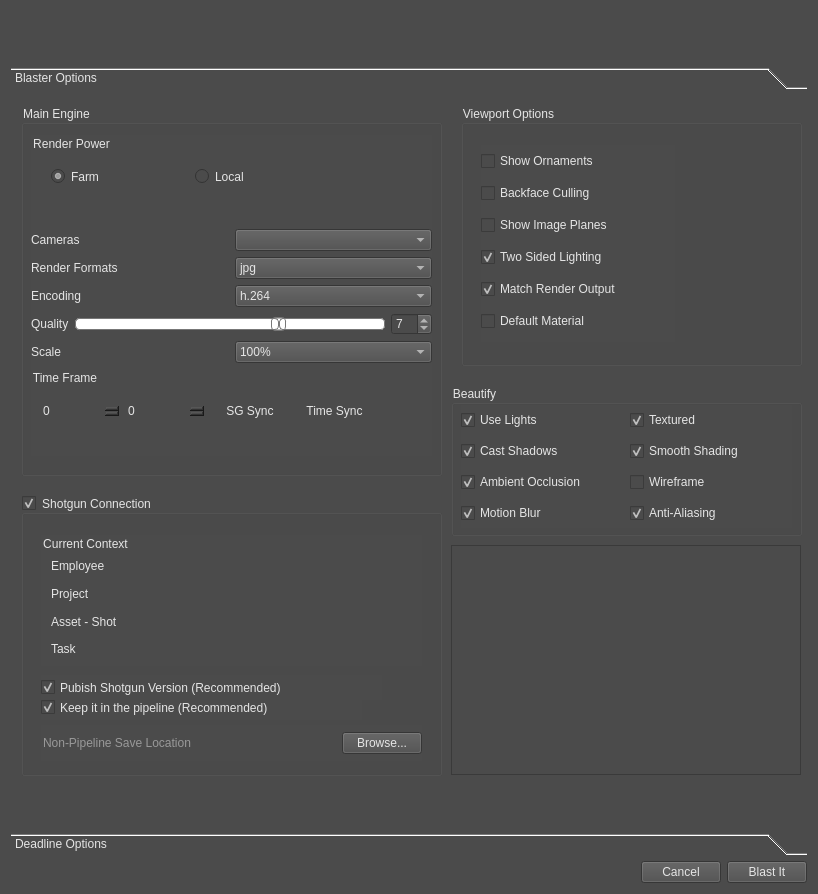
The window that v0.0.2/python/blaster/ui/blaster_ui.ui (SleepDeprivedVFX/tk-blaster) describes before a commit, drawn with Qt 5.
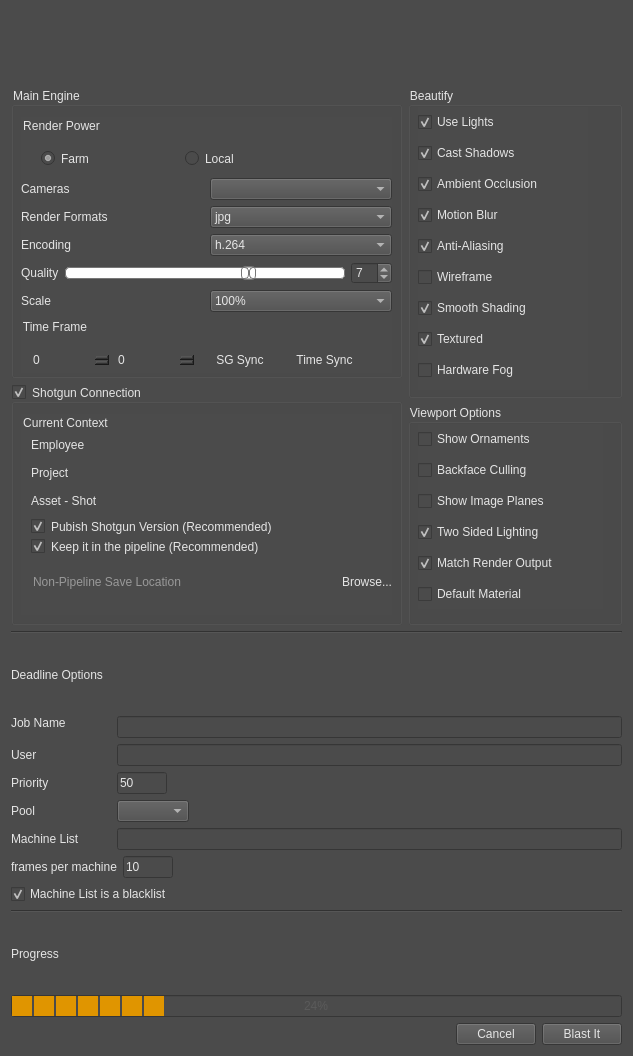
The same window after the commit. Icons and pictures are not drawn.

Commit message: Reworked UI a bit.  Added progress bar and began the Deadline integration process.

The edit to the form file:
```diff
--- a/v0.0.2/python/blaster/ui/blaster_ui.ui
+++ b/v0.0.2/python/blaster/ui/blaster_ui.ui
@@ -6,16 +6,10 @@
    <rect>
     <x>0</x>
     <y>0</y>
-    <width>818</width>
-    <height>894</height>
+    <width>633</width>
+    <height>1056</height>
    </rect>
   </property>
-  <property name="minimumSize">
-   <size>
-    <width>604</width>
-    <height>0</height>
-   </size>
-  </property>
   <property name="windowTitle">
    <string>Form</string>
   </property>
@@ -23,20 +17,20 @@
    <string notr="true">background-color: rgb(75, 75, 75);
 color: rgb(229, 229, 229);</string>
   </property>
-  <layout class="QVBoxLayout" name="verticalLayout_8">
+  <layout class="QVBoxLayout" name="verticalLayout_9">
    <item>
     <layout class="QHBoxLayout" name="horizontalLayout_9">
      <item alignment="Qt::AlignLeft">
       <widget class="QLabel" name="Logo">
        <property name="minimumSize">
         <size>
-         <width>100</width>
-         <height>50</height>
+         <width>125</width>
+         <height>60</height>
         </size>
        </property>
        <property name="maximumSize">
         <size>
-         <width>100</width>
+         <width>150</width>
          <height>16777215</height>
         </size>
        </property>
@@ -68,430 +62,15 @@
     </layout>
    </item>
    <item>
-    <widget class="QToolBox" name="Blaster_Options_Pages">
-     <property name="minimumSize">
-      <size>
-       <width>0</width>
-       <height>651</height>
-      </size>
-     </property>
-     <property name="styleSheet">
-      <string notr="true">background-color: rgb(75, 75, 75);
-color: rgb(229, 229, 229);</string>
-     </property>
-     <property name="currentIndex">
-      <number>0</number>
-     </property>
-     <widget class="QWidget" name="playblast">
-      <property name="geometry">
-       <rect>
-        <x>0</x>
-        <y>0</y>
-        <width>792</width>
-        <height>690</height>
-       </rect>
-      </property>
-      <attribute name="label">
-       <string>Blaster Options</string>
-      </attribute>
-      <widget class="QGroupBox" name="viewport_group">
-       <property name="geometry">
-        <rect>
-         <x>450</x>
-         <y>10</y>
-         <width>341</width>
-         <height>261</height>
-        </rect>
-       </property>
-       <property name="minimumSize">
-        <size>
-         <width>231</width>
-         <height>261</height>
-        </size>
-       </property>
-       <property name="title">
-        <string>Viewport Options</string>
-       </property>
-       <widget class="QWidget" name="layoutWidget">
-        <property name="geometry">
-         <rect>
-          <x>20</x>
-          <y>40</y>
-          <width>194</width>
-          <height>197</height>
-         </rect>
-        </property>
-        <layout class="QVBoxLayout" name="verticalLayout">
+    <layout class="QHBoxLayout" name="horizontalLayout_11">
          <item>
-          <widget class="QCheckBox" name="show_ornaments">
-           <property name="toolTip">
-            <string>&lt;html&gt;&lt;head/&gt;&lt;body&gt;&lt;p&gt;Window Ornaments include heads-up displays, like poly count, or focal length, frame borders like the film gate, title safe/action safe.&lt;/p&gt;&lt;/body&gt;&lt;/html&gt;</string>
-           </property>
-           <property name="styleSheet">
-            <string notr="true"/>
-           </property>
-           <property name="text">
-            <string>Show Ornaments</string>
-           </property>
-          </widget>
-         </item>
+      <layout class="QVBoxLayout" name="verticalLayout_8">
          <item>
-          <widget class="QCheckBox" name="backface_culling">
-           <property name="styleSheet">
-            <string notr="true"/>
-           </property>
-           <property name="text">
-            <string>Backface Culling</string>
-           </property>
-          </widget>
-         </item>
-         <item>
-          <widget class="QCheckBox" name="image_planes">
-           <property name="styleSheet">
-            <string notr="true"/>
-           </property>
-           <property name="text">
-            <string>Show Image Planes</string>
-           </property>
-          </widget>
-         </item>
-         <item>
-          <widget class="QCheckBox" name="two_sided_lighting">
-           <property name="styleSheet">
-            <string notr="true"/>
-           </property>
-           <property name="text">
-            <string>Two Sided Lighting</string>
-           </property>
-           <property name="checked">
-            <bool>true</bool>
-           </property>
-          </widget>
-         </item>
-         <item>
-          <widget class="QCheckBox" name="match_render_output">
-           <property name="text">
-            <string>Match Render Output</string>
-           </property>
-           <property name="checked">
-            <bool>true</bool>
-           </property>
-          </widget>
-         </item>
-         <item>
-          <widget class="QCheckBox" name="default_material">
-           <property name="text">
-            <string>Default Material</string>
-           </property>
-          </widget>
-         </item>
-        </layout>
-       </widget>
-      </widget>
-      <widget class="QGroupBox" name="shotgun_connection">
-       <property name="geometry">
-        <rect>
-         <x>10</x>
-         <y>400</y>
-         <width>421</width>
-         <height>281</height>
-        </rect>
-       </property>
-       <property name="minimumSize">
-        <size>
-         <width>421</width>
-         <height>281</height>
-        </size>
-       </property>
-       <property name="title">
-        <string>Shotgun Connection</string>
-       </property>
-       <property name="checkable">
-        <bool>true</bool>
-       </property>
-       <widget class="QGroupBox" name="current_context_grp">
-        <property name="geometry">
-         <rect>
-          <x>20</x>
-          <y>40</y>
-          <width>381</width>
-          <height>131</height>
-         </rect>
-        </property>
-        <property name="minimumSize">
-         <size>
-          <width>381</width>
-          <height>131</height>
-         </size>
-        </property>
-        <property name="styleSheet">
-         <string notr="true">border: none;
-background-color: rgb(75, 75, 75);
-color: rgb(229, 229, 229);</string>
-        </property>
-        <property name="title">
-         <string>Current Context</string>
-        </property>
-        <widget class="QWidget" name="layoutWidget">
-         <property name="geometry">
-          <rect>
-           <x>10</x>
-           <y>20</y>
-           <width>351</width>
-           <height>105</height>
-          </rect>
-         </property>
-         <layout class="QVBoxLayout" name="verticalLayout_6">
-          <item>
-           <widget class="QLabel" name="employee_label">
-            <property name="text">
-             <string>Employee</string>
-            </property>
-           </widget>
-          </item>
-          <item>
-           <widget class="QLabel" name="project_label">
-            <property name="text">
-             <string>Project</string>
-            </property>
-           </widget>
-          </item>
-          <item>
-           <widget class="QLabel" name="asset_shot_label">
-            <property name="text">
-             <string>Asset - Shot</string>
-            </property>
-           </widget>
-          </item>
-          <item>
-           <widget class="QLabel" name="task_label">
-            <property name="text">
-             <string>Task</string>
-            </property>
-           </widget>
-          </item>
-         </layout>
-        </widget>
-       </widget>
-       <widget class="QCheckBox" name="publish_sg_version">
-        <property name="geometry">
-         <rect>
-          <x>20</x>
-          <y>180</y>
-          <width>341</width>
-          <height>25</height>
-         </rect>
-        </property>
-        <property name="toolTip">
-         <string>&lt;html&gt;&lt;head/&gt;&lt;body&gt;&lt;p&gt;Publish to Shotgun will automatically create a version for the specific asset, shot or task.&lt;/p&gt;&lt;/body&gt;&lt;/html&gt;</string>
-        </property>
-        <property name="styleSheet">
-         <string notr="true">background-color: rgb(75, 75, 75);
-color: rgb(229, 229, 229);</string>
-        </property>
-        <property name="text">
-         <string>Pubish Shotgun Version (Recommended)</string>
-        </property>
-        <property name="checked">
-         <bool>true</bool>
-        </property>
-       </widget>
-       <widget class="QCheckBox" name="keep_in_pipeline">
-        <property name="geometry">
-         <rect>
-          <x>20</x>
-          <y>200</y>
-          <width>321</width>
-          <height>25</height>
-         </rect>
-        </property>
-        <property name="toolTip">
-         <string>&lt;html&gt;&lt;head/&gt;&lt;body&gt;&lt;p&gt;Keep it in the pipeline is the recommended setting, because it will automatically put the playblast in the correct shot folder on the server, based on Shotgun's configuration.  Turning this feature off will require that you choose a folder to render the playblast to.&lt;/p&gt;&lt;/body&gt;&lt;/html&gt;</string>
-        </property>
-        <property name="styleSheet">
-         <string notr="true">background-color: rgb(75, 75, 75);
-color: rgb(229, 229, 229);</string>
-        </property>
-        <property name="text">
-         <string>Keep it in the pipeline (Recommended)</string>
-        </property>
-        <property name="checked">
-         <bool>true</bool>
-        </property>
-       </widget>
-       <widget class="QWidget" name="layoutWidget">
-        <property name="geometry">
-         <rect>
-          <x>20</x>
-          <y>230</y>
-          <width>381</width>
-          <height>36</height>
-         </rect>
-        </property>
-        <layout class="QHBoxLayout" name="horizontalLayout_7">
-         <item>
-          <widget class="QLineEdit" name="browse">
-           <property name="toolTip">
-            <string>Where to save the playblast if it's not going to the correct folder on the server</string>
-           </property>
-           <property name="styleSheet">
-            <string notr="true">QLineEdit { color: rgb(229, 229, 229); border: none }
-</string>
-           </property>
-           <property name="placeholderText">
-            <string>Non-Pipeline Save Location</string>
-           </property>
-          </widget>
-         </item>
-         <item>
-          <widget class="QPushButton" name="browse_btn">
-           <property name="text">
-            <string>Browse...</string>
-           </property>
-          </widget>
-         </item>
-        </layout>
-       </widget>
-      </widget>
-      <widget class="QGroupBox" name="beautify_grp">
-       <property name="geometry">
-        <rect>
-         <x>440</x>
-         <y>290</y>
-         <width>351</width>
-         <height>151</height>
-        </rect>
-       </property>
-       <property name="minimumSize">
-        <size>
-         <width>351</width>
-         <height>151</height>
-        </size>
-       </property>
-       <property name="toolTip">
-        <string>&lt;html&gt;&lt;head/&gt;&lt;body&gt;&lt;p&gt;Enable Viewport beautifications like Motion Blur, AO, lights or others.&lt;/p&gt;&lt;/body&gt;&lt;/html&gt;</string>
-       </property>
-       <property name="styleSheet">
-        <string notr="true">background-color: rgb(75, 75, 75);
-color: rgb(229, 229, 229);</string>
-       </property>
-       <property name="title">
-        <string>Beautify</string>
-       </property>
-       <widget class="QWidget" name="layoutWidget">
-        <property name="geometry">
-         <rect>
-          <x>10</x>
-          <y>20</y>
-          <width>331</width>
-          <height>123</height>
-         </rect>
-        </property>
-        <layout class="QHBoxLayout" name="horizontalLayout_6">
-         <item>
-          <layout class="QVBoxLayout" name="verticalLayout_4">
-           <item>
-            <widget class="QCheckBox" name="use_lights">
-             <property name="text">
-              <string>Use Lights</string>
-             </property>
-             <property name="checked">
-              <bool>true</bool>
-             </property>
-            </widget>
-           </item>
-           <item>
-            <widget class="QCheckBox" name="cast_shadows">
-             <property name="text">
-              <string>Cast Shadows</string>
-             </property>
-             <property name="checked">
-              <bool>true</bool>
-             </property>
-            </widget>
-           </item>
-           <item>
-            <widget class="QCheckBox" name="ambient_occlusion">
-             <property name="text">
-              <string>Ambient Occlusion</string>
-             </property>
-             <property name="checked">
-              <bool>true</bool>
-             </property>
-            </widget>
-           </item>
-           <item>
-            <widget class="QCheckBox" name="motion_blur">
-             <property name="text">
-              <string>Motion Blur</string>
-             </property>
-             <property name="checked">
-              <bool>true</bool>
-             </property>
-            </widget>
-           </item>
-          </layout>
-         </item>
-         <item>
-          <layout class="QVBoxLayout" name="verticalLayout_5">
-           <item>
-            <widget class="QCheckBox" name="textured">
-             <property name="toolTip">
-              <string>&lt;html&gt;&lt;head/&gt;&lt;body&gt;&lt;p&gt;When checked, Hardware texturing is turned on and Default Material is turned off.  If unchecked, Default Material will be set, but Hardware Texturing will be left in whatever state it currently is in.&lt;/p&gt;&lt;/body&gt;&lt;/html&gt;</string>
-             </property>
-             <property name="text">
-              <string>Textured</string>
-             </property>
-             <property name="checked">
-              <bool>true</bool>
-             </property>
-            </widget>
-           </item>
-           <item>
-            <widget class="QCheckBox" name="smooth_shading">
-             <property name="text">
-              <string>Smooth Shading</string>
-             </property>
-             <property name="checked">
-              <bool>true</bool>
-             </property>
-            </widget>
-           </item>
-           <item>
-            <widget class="QCheckBox" name="wireframe">
-             <property name="text">
-              <string>Wireframe</string>
-             </property>
-            </widget>
-           </item>
-           <item>
-            <widget class="QCheckBox" name="anti_aliasing">
-             <property name="text">
-              <string>Anti-Aliasing</string>
-             </property>
-             <property name="checked">
-              <bool>true</bool>
-             </property>
-            </widget>
-           </item>
-          </layout>
-         </item>
-        </layout>
-       </widget>
-      </widget>
       <widget class="QGroupBox" name="main_engine_grp">
-       <property name="geometry">
-        <rect>
-         <x>10</x>
-         <y>10</y>
-         <width>421</width>
-         <height>371</height>
-        </rect>
-       </property>
        <property name="minimumSize">
         <size>
-         <width>421</width>
-         <height>371</height>
+           <width>371</width>
+           <height>291</height>
         </size>
        </property>
        <property name="title">
@@ -502,13 +81,19 @@
          <rect>
           <x>10</x>
           <y>30</y>
-          <width>401</width>
-          <height>321</height>
+            <width>371</width>
+            <height>256</height>
          </rect>
         </property>
         <layout class="QVBoxLayout" name="verticalLayout_3">
          <item>
           <widget class="QGroupBox" name="render_power">
+             <property name="minimumSize">
+              <size>
+               <width>0</width>
+               <height>50</height>
+              </size>
+             </property>
            <property name="toolTip">
             <string>&lt;html&gt;&lt;head/&gt;&lt;body&gt;&lt;p&gt;Render Power decides whether your playblast will be done locally (which will slow down your machine), or on the farm, which (in cases of long playblast times) will speed up your playblast time considerably.&lt;/p&gt;&lt;/body&gt;&lt;/html&gt;</string>
            </property>
@@ -940,40 +525,408 @@
         </layout>
        </widget>
       </widget>
-      <widget class="QGraphicsView" name="preview">
+       </item>
+       <item>
+        <widget class="QGroupBox" name="shotgun_connection">
+         <property name="minimumSize">
+          <size>
+           <width>391</width>
+           <height>241</height>
+          </size>
+         </property>
+         <property name="title">
+          <string>Shotgun Connection</string>
+         </property>
+         <property name="checkable">
+          <bool>true</bool>
+         </property>
+         <widget class="QGroupBox" name="current_context_grp">
        <property name="geometry">
         <rect>
-         <x>440</x>
-         <y>450</y>
-         <width>350</width>
-         <height>230</height>
-        </rect>
-       </property>
-      </widget>
-     </widget>
-     <widget class="QWidget" name="deadline">
+            <x>10</x>
+            <y>30</y>
+            <width>371</width>
+            <height>201</height>
+           </rect>
+          </property>
+          <property name="minimumSize">
+           <size>
+            <width>351</width>
+            <height>181</height>
+           </size>
+          </property>
+          <property name="styleSheet">
+           <string notr="true">border: none;
+background-color: rgb(75, 75, 75);
+color: rgb(229, 229, 229);</string>
+          </property>
+          <property name="title">
+           <string>Current Context</string>
+          </property>
+          <widget class="QWidget" name="layoutWidget">
+           <property name="geometry">
+            <rect>
+             <x>10</x>
+             <y>20</y>
+             <width>361</width>
+             <height>105</height>
+            </rect>
+           </property>
+           <layout class="QVBoxLayout" name="verticalLayout_6">
+            <item>
+             <widget class="QLabel" name="employee_label">
+              <property name="text">
+               <string>Employee</string>
+              </property>
+             </widget>
+            </item>
+            <item>
+             <widget class="QLabel" name="project_label">
+              <property name="text">
+               <string>Project</string>
+              </property>
+             </widget>
+            </item>
+            <item>
+             <widget class="QLabel" name="asset_shot_label">
+              <property name="text">
+               <string>Asset - Shot</string>
+              </property>
+             </widget>
+            </item>
+            <item>
+             <widget class="QLabel" name="task_label">
+              <property name="text">
+               <string>Task</string>
+              </property>
+             </widget>
+            </item>
+           </layout>
+          </widget>
+          <widget class="QCheckBox" name="publish_sg_version">
       <property name="geometry">
        <rect>
-        <x>0</x>
-        <y>0</y>
-        <width>100</width>
-        <height>30</height>
-       </rect>
-      </property>
-      <attribute name="label">
-       <string>Deadline Options</string>
-      </attribute>
+             <x>10</x>
+             <y>100</y>
+             <width>341</width>
+             <height>25</height>
+            </rect>
+           </property>
+           <property name="toolTip">
+            <string>&lt;html&gt;&lt;head/&gt;&lt;body&gt;&lt;p&gt;Publish to Shotgun will automatically create a version for the specific asset, shot or task.&lt;/p&gt;&lt;/body&gt;&lt;/html&gt;</string>
+           </property>
+           <property name="styleSheet">
+            <string notr="true">background-color: rgb(75, 75, 75);
+color: rgb(229, 229, 229);</string>
+           </property>
+           <property name="text">
+            <string>Pubish Shotgun Version (Recommended)</string>
+           </property>
+           <property name="checked">
+            <bool>true</bool>
+           </property>
+          </widget>
+          <widget class="QCheckBox" name="keep_in_pipeline">
+           <property name="geometry">
+            <rect>
+             <x>10</x>
+             <y>120</y>
+             <width>341</width>
+             <height>25</height>
+            </rect>
+           </property>
+           <property name="toolTip">
+            <string>&lt;html&gt;&lt;head/&gt;&lt;body&gt;&lt;p&gt;Keep it in the pipeline is the recommended setting, because it will automatically put the playblast in the correct shot folder on the server, based on Shotgun's configuration.  Turning this feature off will require that you choose a folder to render the playblast to.&lt;/p&gt;&lt;/body&gt;&lt;/html&gt;</string>
+           </property>
+           <property name="styleSheet">
+            <string notr="true">background-color: rgb(75, 75, 75);
+color: rgb(229, 229, 229);</string>
+           </property>
+           <property name="text">
+            <string>Keep it in the pipeline (Recommended)</string>
+           </property>
+           <property name="checked">
+            <bool>true</bool>
+           </property>
+          </widget>
       <widget class="QWidget" name="layoutWidget">
        <property name="geometry">
         <rect>
          <x>10</x>
-         <y>15</y>
-         <width>541</width>
-         <height>366</height>
-        </rect>
-       </property>
+             <y>150</y>
+             <width>361</width>
+             <height>36</height>
+            </rect>
+           </property>
+           <layout class="QHBoxLayout" name="horizontalLayout_7">
+            <item>
+             <widget class="QLineEdit" name="browse">
+              <property name="toolTip">
+               <string>Where to save the playblast if it's not going to the correct folder on the server</string>
+              </property>
+              <property name="styleSheet">
+               <string notr="true">QLineEdit { color: rgb(229, 229, 229); border: none }
+</string>
+              </property>
+              <property name="placeholderText">
+               <string>Non-Pipeline Save Location</string>
+              </property>
+             </widget>
+            </item>
+            <item>
+             <widget class="QPushButton" name="browse_btn">
+              <property name="text">
+               <string>Browse...</string>
+              </property>
+             </widget>
+            </item>
+           </layout>
+          </widget>
+         </widget>
+        </widget>
+       </item>
+      </layout>
+     </item>
+     <item>
        <layout class="QVBoxLayout" name="verticalLayout_7">
         <item>
+        <widget class="QGroupBox" name="beautify_grp">
+         <property name="minimumSize">
+          <size>
+           <width>181</width>
+           <height>311</height>
+          </size>
+         </property>
+         <property name="toolTip">
+          <string>&lt;html&gt;&lt;head/&gt;&lt;body&gt;&lt;p&gt;Enable Viewport beautifications like Motion Blur, AO, lights or others.&lt;/p&gt;&lt;/body&gt;&lt;/html&gt;</string>
+         </property>
+         <property name="styleSheet">
+          <string notr="true">background-color: rgb(75, 75, 75);
+color: rgb(229, 229, 229);</string>
+         </property>
+         <property name="title">
+          <string>Beautify</string>
+         </property>
+         <widget class="QWidget" name="layoutWidget">
+          <property name="geometry">
+           <rect>
+            <x>10</x>
+            <y>20</y>
+            <width>170</width>
+            <height>283</height>
+           </rect>
+          </property>
+          <layout class="QHBoxLayout" name="horizontalLayout_6">
+           <item>
+            <layout class="QVBoxLayout" name="verticalLayout_4">
+             <item>
+              <widget class="QCheckBox" name="use_lights">
+               <property name="text">
+                <string>Use Lights</string>
+               </property>
+               <property name="checked">
+                <bool>true</bool>
+               </property>
+              </widget>
+             </item>
+             <item>
+              <widget class="QCheckBox" name="cast_shadows">
+               <property name="text">
+                <string>Cast Shadows</string>
+               </property>
+               <property name="checked">
+                <bool>true</bool>
+               </property>
+              </widget>
+             </item>
+             <item>
+              <widget class="QCheckBox" name="ambient_occlusion">
+               <property name="text">
+                <string>Ambient Occlusion</string>
+               </property>
+               <property name="checked">
+                <bool>true</bool>
+               </property>
+              </widget>
+             </item>
+             <item>
+              <widget class="QCheckBox" name="motion_blur">
+               <property name="text">
+                <string>Motion Blur</string>
+               </property>
+               <property name="checked">
+                <bool>true</bool>
+               </property>
+              </widget>
+             </item>
+             <item>
+              <widget class="QCheckBox" name="anti_aliasing">
+               <property name="text">
+                <string>Anti-Aliasing</string>
+               </property>
+               <property name="checked">
+                <bool>true</bool>
+               </property>
+              </widget>
+             </item>
+             <item>
+              <widget class="QCheckBox" name="wireframe">
+               <property name="text">
+                <string>Wireframe</string>
+               </property>
+              </widget>
+             </item>
+             <item>
+              <widget class="QCheckBox" name="smooth_shading">
+               <property name="text">
+                <string>Smooth Shading</string>
+               </property>
+               <property name="checked">
+                <bool>true</bool>
+               </property>
+              </widget>
+             </item>
+             <item>
+              <widget class="QCheckBox" name="textured">
+               <property name="toolTip">
+                <string>&lt;html&gt;&lt;head/&gt;&lt;body&gt;&lt;p&gt;When checked, Hardware texturing is turned on and Default Material is turned off.  If unchecked, Default Material will be set, but Hardware Texturing will be left in whatever state it currently is in.&lt;/p&gt;&lt;/body&gt;&lt;/html&gt;</string>
+               </property>
+               <property name="text">
+                <string>Textured</string>
+               </property>
+               <property name="checked">
+                <bool>true</bool>
+               </property>
+              </widget>
+             </item>
+             <item>
+              <widget class="QCheckBox" name="fog">
+               <property name="text">
+                <string>Hardware Fog</string>
+               </property>
+              </widget>
+             </item>
+            </layout>
+           </item>
+          </layout>
+         </widget>
+        </widget>
+       </item>
+       <item>
+        <widget class="QGroupBox" name="viewport_group">
+         <property name="minimumSize">
+          <size>
+           <width>201</width>
+           <height>211</height>
+          </size>
+         </property>
+         <property name="title">
+          <string>Viewport Options</string>
+         </property>
+         <widget class="QWidget" name="layoutWidget">
+          <property name="geometry">
+           <rect>
+            <x>10</x>
+            <y>20</y>
+            <width>185</width>
+            <height>185</height>
+           </rect>
+          </property>
+          <layout class="QVBoxLayout" name="verticalLayout">
+           <item>
+            <widget class="QCheckBox" name="show_ornaments">
+             <property name="toolTip">
+              <string>&lt;html&gt;&lt;head/&gt;&lt;body&gt;&lt;p&gt;Window Ornaments include heads-up displays, like poly count, or focal length, frame borders like the film gate, title safe/action safe.&lt;/p&gt;&lt;/body&gt;&lt;/html&gt;</string>
+             </property>
+             <property name="styleSheet">
+              <string notr="true"/>
+             </property>
+             <property name="text">
+              <string>Show Ornaments</string>
+             </property>
+            </widget>
+           </item>
+           <item>
+            <widget class="QCheckBox" name="backface_culling">
+             <property name="styleSheet">
+              <string notr="true"/>
+             </property>
+             <property name="text">
+              <string>Backface Culling</string>
+             </property>
+            </widget>
+           </item>
+           <item>
+            <widget class="QCheckBox" name="image_planes">
+             <property name="styleSheet">
+              <string notr="true"/>
+             </property>
+             <property name="text">
+              <string>Show Image Planes</string>
+             </property>
+            </widget>
+           </item>
+           <item>
+            <widget class="QCheckBox" name="two_sided_lighting">
+             <property name="styleSheet">
+              <string notr="true"/>
+             </property>
+             <property name="text">
+              <string>Two Sided Lighting</string>
+             </property>
+             <property name="checked">
+              <bool>true</bool>
+             </property>
+            </widget>
+           </item>
+           <item>
+            <widget class="QCheckBox" name="match_render_output">
+             <property name="text">
+              <string>Match Render Output</string>
+             </property>
+             <property name="checked">
+              <bool>true</bool>
+             </property>
+            </widget>
+           </item>
+           <item>
+            <widget class="QCheckBox" name="default_material">
+             <property name="text">
+              <string>Default Material</string>
+             </property>
+            </widget>
+           </item>
+          </layout>
+         </widget>
+        </widget>
+       </item>
+      </layout>
+     </item>
+    </layout>
+   </item>
+   <item>
+    <widget class="Line" name="line">
+     <property name="orientation">
+      <enum>Qt::Horizontal</enum>
+     </property>
+    </widget>
+   </item>
+   <item>
+    <widget class="QLabel" name="DeadlineHeader">
+     <property name="styleSheet">
+      <string notr="true">font: 10pt &quot;MS Shell Dlg 2&quot;;</string>
+     </property>
+     <property name="text">
+      <string>Deadline Options</string>
+     </property>
+    </widget>
+   </item>
+   <item>
+    <layout class="QVBoxLayout" name="verticalLayout_5">
+     <property name="sizeConstraint">
+      <enum>QLayout::SetMaximumSize</enum>
+     </property>
+     <item>
          <layout class="QHBoxLayout" name="horizontalLayout_19">
           <item>
            <widget class="QLabel" name="job_name_label">
@@ -1182,8 +1135,38 @@
          </widget>
         </item>
        </layout>
-      </widget>
-     </widget>
+   </item>
+   <item>
+    <widget class="Line" name="line_2">
+     <property name="orientation">
+      <enum>Qt::Horizontal</enum>
+     </property>
+    </widget>
+   </item>
+   <item>
+    <widget class="QLabel" name="progress_label">
+     <property name="text">
+      <string>Progress</string>
+     </property>
+    </widget>
+   </item>
+   <item>
+    <widget class="QProgressBar" name="blaster_progress">
+     <property name="styleSheet">
+      <string notr="true">QProgressBar {
+    text-align: center;
+	color: rgb(90, 90, 90);
+}
+
+QProgressBar::chunk {
+    background-color: rgb(224, 149, 0);
+    width: 20px;
+	margin: 1px;
+}</string>
+     </property>
+     <property name="value">
+      <number>24</number>
+     </property>
     </widget>
    </item>
    <item>
@@ -1213,6 +1196,9 @@
        <property name="text">
         <string>Blast It</string>
        </property>
+       <property name="checkable">
+        <bool>true</bool>
+       </property>
       </widget>
      </item>
     </layout>
```
Left out of the diff: 10 changed lines with no effect on the pictures. Lines whose indentation alone changed are shown as unchanged. The commit also changes 2 other files.
